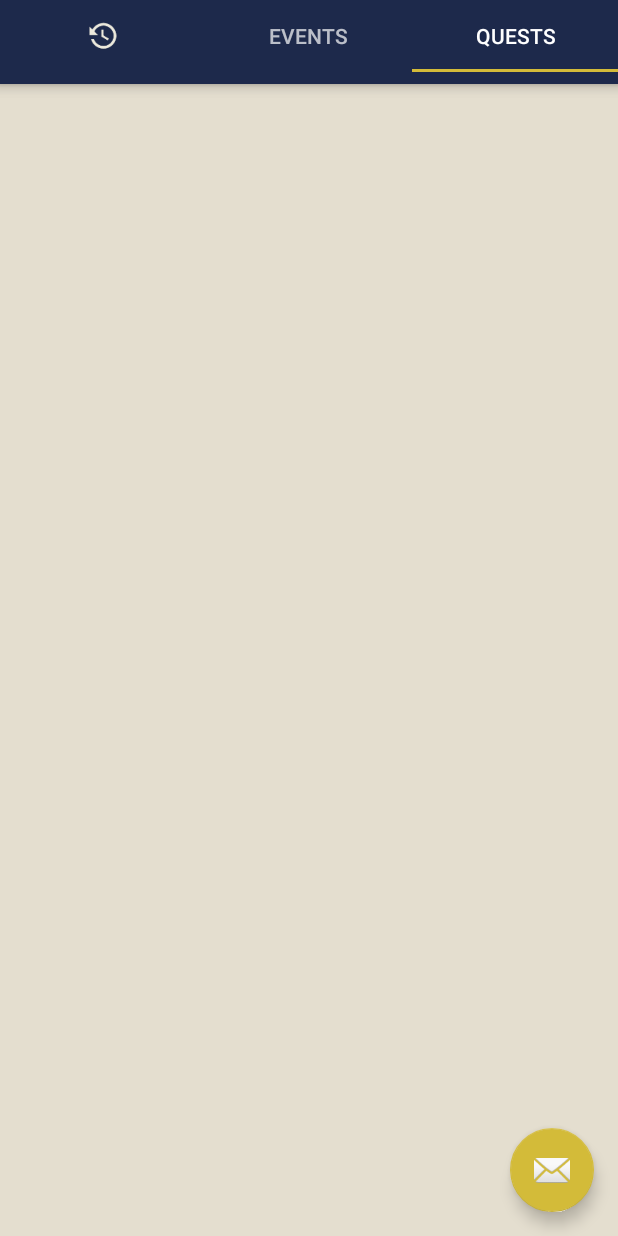
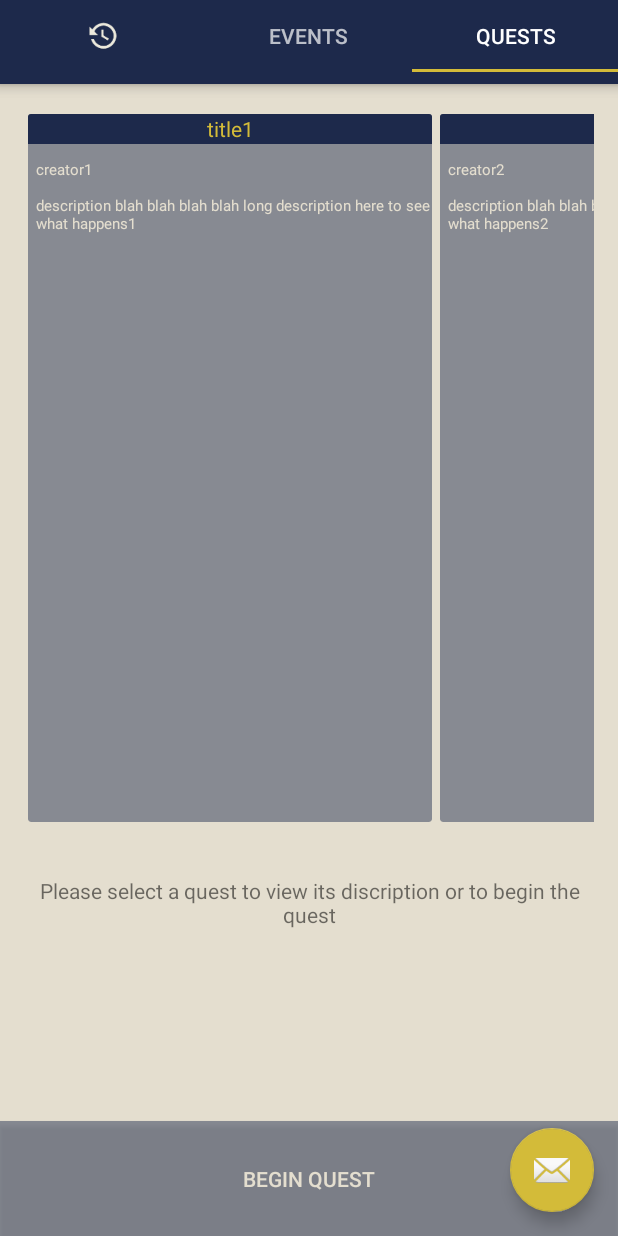
Before and after one commit to Sesquicentennial/Android, an Android app: the screen it shows after launch (MainActivity), tab 3 chosen, on a phone screen of 412 x 824 dp. Run offline under Robolectric (Android 15) with nearby library versions, the phone set to English and light mode, and no system bars; our stand-ins replace Volley; 4 statements that could not run were skipped.

Commit message:
added quests ui

```diff
--- a/app/build.gradle
+++ b/app/build.gradle
@@ -24,6 +24,8 @@ dependencies {
     testCompile 'junit:junit:4.12'
     compile 'com.android.support:appcompat-v7:22.2.1'
     compile 'com.google.android.gms:play-services:8.1.0'
+    compile 'com.android.support:recyclerview-v7:23.0.0'
+    compile 'com.android.support:cardview-v7:23.0.0'
     compile 'com.android.support:design:22.2.1'
     compile fileTree(dir: 'libs', include: ['*.jar'])
     compile 'com.google.code.gson:gson:2.2.4'
--- /dev/null
+++ b/app/src/main/java/carleton150/edu/carleton/carleton150/Adapters/QuestAdapter.java
@@ -0,0 +1,112 @@
+package carleton150.edu.carleton.carleton150.Adapters;
+
+import android.support.v7.widget.RecyclerView;
+import android.util.Log;
+import android.view.LayoutInflater;
+import android.view.View;
+import android.view.ViewGroup;
+import android.widget.TextView;
+import android.widget.Toast;
+
+import java.util.List;
+
+import carleton150.edu.carleton.carleton150.MainFragments.QuestFragment;
+import carleton150.edu.carleton.carleton150.R;
+
+
+/**
+ * Created by haleyhinze on 12/8/15.
+ */
+public class QuestAdapter extends RecyclerView.Adapter<QuestAdapter.QuestViewHolder> {
+
+    private List<QuestInfo> questList = null;
+    public static RecyclerViewClickListener clickListener;
+
+    public QuestAdapter(List<QuestInfo> questList, RecyclerViewClickListener clickListener) {
+        this.questList = questList;
+        this.clickListener = clickListener;
+    }
+
+    @Override
+    public QuestViewHolder onCreateViewHolder(ViewGroup parent, int viewType) {
+        View itemView = LayoutInflater.
+                from(parent.getContext()).
+                inflate(R.layout.quest_card, parent, false);
+        return new QuestViewHolder(itemView);
+    }
+
+    @Override
+    public void onBindViewHolder(QuestViewHolder holder, int position) {
+        QuestInfo qi = questList.get(position);
+        holder.setTitle(qi.getTitle());
+        holder.setCreator(qi.getCreator());
+        holder.setDescription(qi.getDescription());
+        holder.setWidth(qi.getWidth());
+    }
+
+    @Override
+    public int getItemCount() {
+        if(questList != null) {
+            return questList.size();
+        }else{
+            return 0;
+        }
+    }
+
+
+    public static class QuestViewHolder extends RecyclerView.ViewHolder implements View.OnClickListener {
+        private TextView title;
+        private TextView description;
+        private TextView creator;
+
+        public QuestViewHolder(View itemView) {
+            super(itemView);
+            itemView.setOnClickListener(this);
+            title = (TextView) itemView.findViewById(R.id.txtTitle);
+            description = (TextView) itemView.findViewById(R.id.txtDescription);
+            creator = (TextView) itemView.findViewById(R.id.txtCreator);
+        }
+
+        /**
+         * @return title
+         */
+        public String getTitle() {
+            return (String) title.getText();
+        }
+
+        /**
+         * @param title
+         */
+        public void setTitle(String title) {
+            this.title.setText(title);
+        }
+
+        /**
+         * @param description
+         */
+        public void setDescription(String description) {
+            this.description.setText(description);
+        }
+
+        /**
+         * @param width
+         */
+        public void setWidth(int width) {
+            itemView.setLayoutParams(new RecyclerView.LayoutParams(width, RecyclerView.LayoutParams.MATCH_PARENT));
+        }
+
+        /**
+         * @param creator
+         */
+        public void setCreator(String creator) {
+            this.creator.setText(creator);
+        }
+
+        @Override
+        public void onClick(View v) {
+            clickListener.recyclerViewListClicked(v, getLayoutPosition());
+        }
+    }
+
+
+}
--- /dev/null
+++ b/app/src/main/java/carleton150/edu/carleton/carleton150/Adapters/QuestInfo.java
@@ -0,0 +1,77 @@
+package carleton150.edu.carleton.carleton150.Adapters;
+
+/**
+ * Created by haleyhinze on 12/8/15.
+ *
+ * Class to store information about a scavenger hunt
+ */
+public class QuestInfo {
+
+    private String title;
+    private String description;
+    private String creator;
+
+    //width of card in recyclerview
+    private int width;
+
+    /**
+     * @return title
+     */
+    public String getTitle() {
+        return title;
+    }
+
+    /**
+     * @param title
+     */
+    public void setTitle(String title) {
+        this.title = title;
+    }
+
+    /**
+     * @return description
+     */
+    public String getDescription() {
+        return description;
+    }
+
+    /**
+     *
+     * @param description
+     */
+    public void setDescription(String description) {
+        this.description = description;
+    }
+
+    /**
+     *
+     * @return creator
+     */
+    public String getCreator() {
+        return creator;
+    }
+
+    /**
+     *
+     * @param creator
+     */
+    public void setCreator(String creator) {
+        this.creator = creator;
+    }
+
+    /**
+     *
+     * @param width
+     */
+    public void setWidth(int width){
+        this.width = width;
+    }
+
+    /**
+     *
+     * @return width of cardview
+     */
+    public int getWidth(){
+        return this.width;
+    }
+}
--- /dev/null
+++ b/app/src/main/java/carleton150/edu/carleton/carleton150/Adapters/RecyclerViewClickListener.java
@@ -0,0 +1,11 @@
+package carleton150.edu.carleton.carleton150.Adapters;
+
+import android.view.View;
+
+/**
+ * Created by haleyhinze on 1/19/16.
+ */
+public interface RecyclerViewClickListener {
+
+    public void recyclerViewListClicked(View v, int position);
+}
--- a/app/src/main/java/carleton150/edu/carleton/carleton150/MainFragments/QuestFragment.java
+++ b/app/src/main/java/carleton150/edu/carleton/carleton150/MainFragments/QuestFragment.java
@@ -4,10 +4,21 @@ import android.app.Activity;
 import android.net.Uri;
 import android.os.Bundle;
 import android.app.Fragment;
+import android.support.v7.widget.LinearLayoutManager;
+import android.util.DisplayMetrics;
 import android.view.LayoutInflater;
 import android.view.View;
 import android.view.ViewGroup;
+import android.support.v7.widget.RecyclerView;
+import android.widget.Button;
+import android.widget.TextView;
 
+import java.util.ArrayList;
+import java.util.List;
+
+import carleton150.edu.carleton.carleton150.Adapters.QuestAdapter;
+import carleton150.edu.carleton.carleton150.Adapters.QuestInfo;
+import carleton150.edu.carleton.carleton150.Adapters.RecyclerViewClickListener;
 import carleton150.edu.carleton.carleton150.R;
 
 /**
@@ -18,17 +29,28 @@ import carleton150.edu.carleton.carleton150.R;
  * Use the {@link QuestFragment#newInstance} factory method to
  * create an instance of this fragment.
  */
-public class QuestFragment extends MainFragment {
+public class QuestFragment extends MainFragment implements RecyclerViewClickListener {
     // TODO: Rename parameter arguments, choose names that match
     // the fragment initialization parameters, e.g. ARG_ITEM_NUMBER
     private static final String ARG_PARAM1 = "param1";
     private static final String ARG_PARAM2 = "param2";
+
+    private static View view;
+    private RecyclerView quests;
+    private List<QuestInfo> questInfo;
+    private LinearLayoutManager questLayoutManager;
+    private QuestAdapter questAdapter;
+    private int screenWidth;
+
+    private Button btnStartQuest;
+    private TextView txtInfo;
 
     // TODO: Rename and change types of parameters
     private String mParam1;
     private String mParam2;
 
     private OnFragmentInteractionListener mListener;
+
 
     /**
      * Use this factory method to create a new instance of
@@ -65,7 +87,14 @@ public class QuestFragment extends MainFragment {
     public View onCreateView(LayoutInflater inflater, ViewGroup container,
                              Bundle savedInstanceState) {
         // Inflate the layout for this fragment
-        return inflater.inflate(R.layout.fragment_quest, container, false);
+        view =  inflater.inflate(R.layout.fragment_quest, container, false);
+        btnStartQuest = (Button) view.findViewById(R.id.btn_start_quest);
+        txtInfo = (TextView) view.findViewById(R.id.txt_quest_description);
+
+        //builds RecyclerViews to display scavenger hunts
+        buildRecyclerViews();
+
+        return view;
     }
 
     // TODO: Rename method, update argument and hook method into UI event
@@ -85,6 +114,23 @@ public class QuestFragment extends MainFragment {
         super.onDetach();
     }
 
+    @Override
+    public void recyclerViewListClicked(View v, final int position) {
+        btnStartQuest.setClickable(true);
+        btnStartQuest.setOnClickListener(new View.OnClickListener() {
+            @Override
+            public void onClick(View v) {
+                beginQuest(questInfo.get(position));
+            }
+        });
+
+        txtInfo.setText(questInfo.get(position).getDescription());
+    }
+
+    private void beginQuest(QuestInfo questInfo){
+        //TODO: start questing fragment
+    }
+
     /**
      * This interface must be implemented by activities that contain this
      * fragment to allow an interaction in this fragment to be communicated
@@ -100,4 +146,40 @@ public class QuestFragment extends MainFragment {
         public void onFragmentInteraction(Uri uri);
     }
 
+    private void buildRecyclerViews(){
+        DisplayMetrics metrics = new DisplayMetrics();
+        getActivity().getWindowManager().getDefaultDisplay().getMetrics(metrics);
+        screenWidth = metrics.widthPixels;
+
+        quests = (RecyclerView) view.findViewById(R.id.lst_quests);
+        questLayoutManager = new LinearLayoutManager(getActivity());
+        questLayoutManager.setOrientation(LinearLayoutManager.HORIZONTAL);
+        quests.setLayoutManager(questLayoutManager);
+        questInfo = createList(30);
+        questAdapter = new QuestAdapter(questInfo, this);
+        quests.setAdapter(questAdapter);
+    }
+
+
+    /**
+     * Dummy method to create a filler list
+     * @param size
+     * @return
+     */
+    private List createList(int size) {
+
+        List result = new ArrayList();
+        for (int i = 1; i <= size; i++) {
+            QuestInfo qi = new QuestInfo();
+            qi.setTitle("title" + i);
+            qi.setDescription("description blah blah blah blah long description here to see what happens" + i);
+            qi.setCreator("creator" + i);
+            qi.setWidth((int) (screenWidth /1.5));
+            result.add(qi);
+
+        }
+
+        return result;
+    }
+
 }
--- a/app/src/main/res/layout/fragment_quest.xml
+++ b/app/src/main/res/layout/fragment_quest.xml
@@ -1,10 +1,58 @@
 <FrameLayout xmlns:android="http://schemas.android.com/apk/res/android"
     xmlns:tools="http://schemas.android.com/tools" android:layout_width="match_parent"
     android:layout_height="match_parent"
+    android:paddingTop="?attr/actionBarSize"
     tools:context="carleton150.edu.carleton.carleton150.MainFragments.QuestFragment">
 
-    <!-- TODO: Update blank fragment layout -->
-    <TextView android:layout_width="match_parent" android:layout_height="match_parent"
-        android:text="@string/hello_blank_fragment" />
+    <LinearLayout
+        android:layout_width="fill_parent"
+        android:orientation="vertical"
+        android:weightSum="3"
+        android:layout_height="fill_parent">
+
+    <LinearLayout
+        android:layout_width="fill_parent"
+        android:orientation="vertical"
+        android:layout_weight="2"
+        android:layout_height="0dp">
+
+        <android.support.v7.widget.RecyclerView
+            android:id="@+id/lst_quests"
+            android:layout_weight="2"
+            android:padding="16dp"
+            android:scrollbars="horizontal"
+            android:layout_width="match_parent"
+            android:layout_height="match_parent"/>
+        </LinearLayout>
+
+    <LinearLayout
+        android:layout_width="fill_parent"
+        android:orientation="vertical"
+        android:layout_weight="1"
+        android:weightSum="5"
+        android:layout_height="0dp">
+
+        <TextView
+            android:id="@+id/txt_quest_description"
+            android:layout_gravity="center_horizontal"
+            android:padding="16dp"
+            android:layout_weight="4"
+            android:gravity="center_horizontal"
+            android:layout_width="match_parent"
+            android:text="Please select a quest to view its discription or to begin the quest"
+            android:layout_height="wrap_content" />
+
+        <Button
+            android:id="@+id/btn_start_quest"
+            android:layout_weight="1"
+            android:textColor="@color/windowBackground"
+            android:background="@color/colorPrimarySemiTransparent"
+            android:text="Begin Quest"
+            android:layout_width="match_parent"
+            android:clickable="false"
+            android:layout_height="wrap_content" />
+
+    </LinearLayout>
+    </LinearLayout>
 
 </FrameLayout>
--- /dev/null
+++ b/app/src/main/res/layout/quest_card.xml
@@ -0,0 +1,53 @@
+<?xml version="1.0" encoding="utf-8"?>
+<android.support.v7.widget.CardView
+    xmlns:card_view="http://schemas.android.com/apk/res-auto"
+    xmlns:android="http://schemas.android.com/apk/res/android"
+    android:id="@+id/card_view"
+    android:layout_width="match_parent"
+    android:layout_height="match_parent"
+    card_view:cardBackgroundColor="@color/colorPrimarySemiTransparent"
+    card_view:cardElevation="0dp"
+    card_view:cardCornerRadius="2dp"
+    card_view:cardUseCompatPadding="true"
+    android:layout_margin="2dp">
+    <RelativeLayout
+        android:layout_width="match_parent"
+        android:layout_height="match_parent">
+
+        <TextView
+            android:id="@+id/txtTitle"
+            android:layout_width="match_parent"
+            android:layout_height="20dp"
+            android:background="@color/colorPrimary"
+            android:text="Title"
+            android:gravity="center"
+            android:textColor="@color/colorAccent"
+            android:textSize="14sp"/>
+
+        <TextView
+            android:id="@+id/txtCreator"
+            android:layout_width="wrap_content"
+            android:layout_height="wrap_content"
+            android:text="Creator"
+            android:gravity="center_vertical"
+            android:textColor="@color/windowBackground"
+            android:textSize="10dp"
+            android:layout_below="@id/txtTitle"
+            android:layout_marginTop="10dp"
+            android:layout_marginLeft="5dp"/>
+
+        <TextView
+            android:id="@+id/txtDescription"
+            android:layout_width="wrap_content"
+            android:layout_height="wrap_content"
+            android:text="Description"
+            android:gravity="center_vertical"
+            android:textColor="@color/windowBackground"
+            android:textSize="10dp"
+            android:layout_below="@id/txtCreator"
+            android:layout_marginTop="10dp"
+            android:layout_marginLeft="5dp"/>
+
+
+    </RelativeLayout>
+    </android.support.v7.widget.CardView>
```
